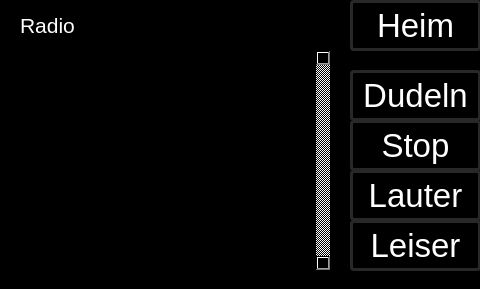
The window that gui/radiowindow.ui (christof1977/flurzentrale) describes before a commit, drawn with Qt 5.
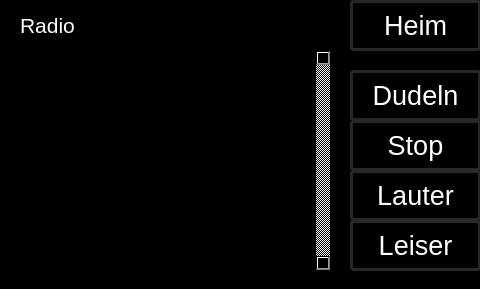
The same window after the commit.

```diff
--- a/gui/radiowindow.ui
+++ b/gui/radiowindow.ui
@@ -200,7 +200,7 @@
     </property>
     <property name="font">
      <font>
-      <pointsize>25</pointsize>
+      <pointsize>20</pointsize>
      </font>
     </property>
     <property name="cursor">
@@ -409,7 +409,7 @@
     </property>
     <property name="font">
      <font>
-      <pointsize>25</pointsize>
+      <pointsize>20</pointsize>
      </font>
     </property>
     <property name="cursor">
@@ -618,7 +618,7 @@
     </property>
     <property name="font">
      <font>
-      <pointsize>25</pointsize>
+      <pointsize>20</pointsize>
      </font>
     </property>
     <property name="cursor">
@@ -827,7 +827,7 @@
     </property>
     <property name="font">
      <font>
-      <pointsize>25</pointsize>
+      <pointsize>20</pointsize>
      </font>
     </property>
     <property name="cursor">
@@ -1116,7 +1116,7 @@
     </property>
     <property name="font">
      <font>
-      <pointsize>25</pointsize>
+      <pointsize>20</pointsize>
      </font>
     </property>
     <property name="cursor">
```
Left out of the diff: 2 changed lines with no effect on the pictures.
